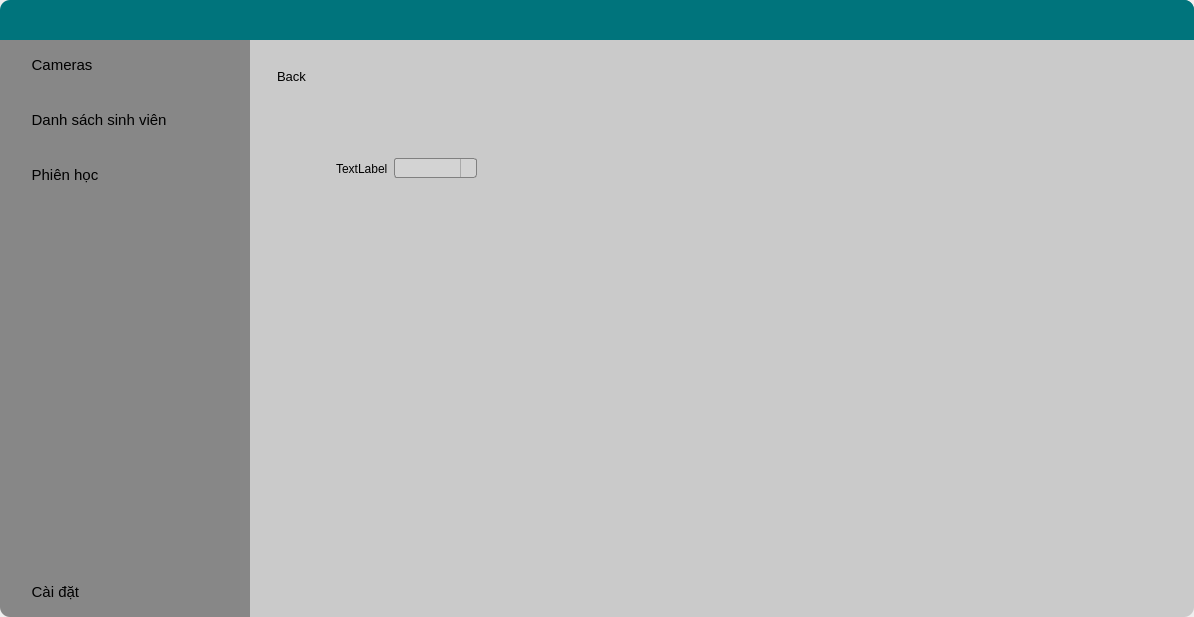
First picture: the form in Server/View/server_gui.ui, repository NegiKirin/PBL4-23-24, before the edit.
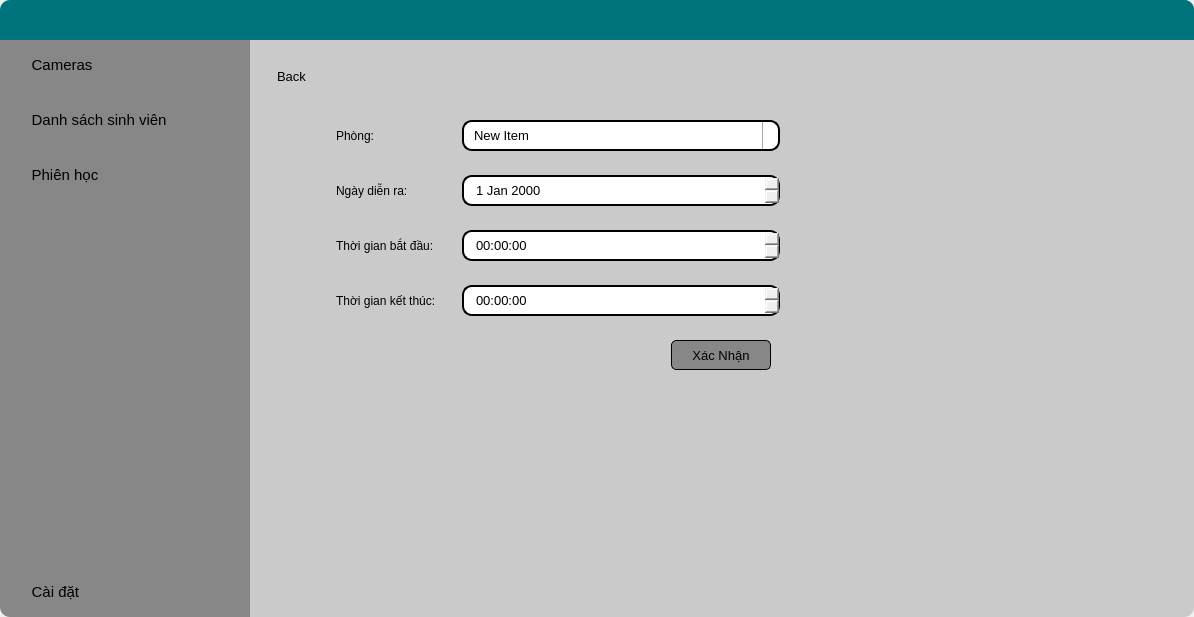
Second picture: the form after the edit. The open tabs and pages were chosen to show the change. Icons and pictures are not drawn.

```diff
--- a/Server/View/server_gui.ui
+++ b/Server/View/server_gui.ui
@@ -3197,7 +3197,7 @@
                        <enum>Qt::Horizontal</enum>
                       </property>
                       <property name="sizeType">
-                       <enum>QSizePolicy::Maximum</enum>
+                       <enum>QSizePolicy::Fixed</enum>
                       </property>
                       <property name="sizeHint" stdset="0">
                        <size>
@@ -3209,61 +3209,82 @@
                     </item>
                     <item>
                      <widget class="QLabel" name="label_36">
+                      <property name="sizePolicy">
+                       <sizepolicy hsizetype="Fixed" vsizetype="Preferred">
+                        <horstretch>0</horstretch>
+                        <verstretch>0</verstretch>
+                       </sizepolicy>
+                      </property>
+                      <property name="minimumSize">
+                       <size>
+                        <width>120</width>
+                        <height>0</height>
+                       </size>
+                      </property>
                       <property name="text">
-                       <string>TextLabel</string>
+                       <string>Phòng:</string>
                       </property>
                      </widget>
                     </item>
                     <item>
-                     <widget class="QComboBox" name="comboBox">
+                     <widget class="QComboBox" name="select_room">
+                      <property name="sizePolicy">
+                       <sizepolicy hsizetype="Minimum" vsizetype="Fixed">
+                        <horstretch>0</horstretch>
+                        <verstretch>0</verstretch>
+                       </sizepolicy>
+                      </property>
+                      <property name="minimumSize">
+                       <size>
+                        <width>300</width>
+                        <height>0</height>
+                       </size>
+                      </property>
+                      <property name="font">
+                       <font>
+                        <pointsize>10</pointsize>
+                       </font>
+                      </property>
                       <property name="styleSheet">
-                       <string notr="true">QComboBox {
-    border: 1px solid gray;
-    border-radius: 3px;
-    padding: 1px 18px 1px 3px;
-    min-width: 6em;
+                       <string notr="true">
+QComboBox{
+border-style: solid;
+border-width: 2px;
+border-radius: 10px;
+padding-left: 10px;
+padding-right: 10px;
+padding-top: 5px;
+padding-bottom: 5px;
 }
 
-QComboBox:editable {
-    background: white;
-}
-
-QComboBox:!editable, QComboBox::drop-down:editable {
-     background: lightgray;
-}
-
-/* QComboBox getting the focus, using a different border color */
-
-QComboBox:focus {
-    border: 2px solid blue;
-}
-
-/* Style the drop-down button */
-
 QComboBox::drop-down {
     subcontrol-origin: padding;
     subcontrol-position: top right;
     width: 15px;
     border-left-width: 1px;
     border-left-color: darkgray;
-    border-left-style: solid; /* just a single line */
-    border-top-right-radius: 3px; /* same radius as the QComboBox */
+    border-left-style: solid; 
+    border-top-right-radius: 3px; 
     border-bottom-right-radius: 3px;
 }
 
-/* Style the items in the drop-down */
+QComboBox::down-arrow {
+	image: url(:/icons/images/icons/icons8-down-48.png);
+    width: 15px;
 
-QComboBox QAbstractItemView {
-    border: 2px solid darkgray;
-    selection-background-color: rgb(255, 255, 255);
 }
-
-/* style when ComboBox is disabled */
-
-QComboBox:disabled {
-    background-color: rgb(255, 255, 255);
-}</string>
+</string>
                       </property>
+                      <item>
+                       <property name="text">
+                        <string>New Item</string>
+                       </property>
+                      </item>
+                      <item>
+                       <property name="text">
+                        <string>New Item</string>
+                       </property>
+                      </item>
                      </widget>
                     </item>
                     <item>
@@ -3271,9 +3292,12 @@
                       <property name="orientation">
                        <enum>Qt::Horizontal</enum>
                       </property>
+                      <property name="sizeType">
+                       <enum>QSizePolicy::Maximum</enum>
+                      </property>
                       <property name="sizeHint" stdset="0">
                        <size>
-                        <width>604</width>
+                        <width>376</width>
                         <height>20</height>
                        </size>
                       </property>
@@ -3283,13 +3307,365 @@
                   </widget>
                  </item>
                  <item>
-                  <widget class="QWidget" name="widget_35" native="true"/>
+                  <widget class="QWidget" name="widget_35" native="true">
+                   <layout class="QHBoxLayout" name="horizontalLayout_34">
+                    <item>
+                     <spacer name="horizontalSpacer_20">
+                      <property name="orientation">
+                       <enum>Qt::Horizontal</enum>
+                      </property>
+                      <property name="sizeType">
+                       <enum>QSizePolicy::Fixed</enum>
+                      </property>
+                      <property name="sizeHint" stdset="0">
+                       <size>
+                        <width>50</width>
+                        <height>20</height>
+                       </size>
+                      </property>
+                     </spacer>
+                    </item>
+                    <item>
+                     <widget class="QLabel" name="label_38">
+                      <property name="sizePolicy">
+                       <sizepolicy hsizetype="Fixed" vsizetype="Preferred">
+                        <horstretch>0</horstretch>
+                        <verstretch>0</verstretch>
+                       </sizepolicy>
+                      </property>
+                      <property name="minimumSize">
+                       <size>
+                        <width>120</width>
+                        <height>0</height>
+                       </size>
+                      </property>
+                      <property name="text">
+                       <string>Ngày diễn ra:</string>
+                      </property>
+                     </widget>
+                    </item>
+                    <item>
+                     <widget class="QDateEdit" name="ip_day_session">
+                      <property name="minimumSize">
+                       <size>
+                        <width>300</width>
+                        <height>0</height>
+                       </size>
+                      </property>
+                      <property name="font">
+                       <font>
+                        <pointsize>10</pointsize>
+                       </font>
+                      </property>
+                      <property name="styleSheet">
+                       <string notr="true">QDateEdit{
+border-style: solid;
+border-width: 2px;
+border-radius: 10px;
+padding-left: 10px;
+padding-right: 10px;
+padding-top: 5px;
+padding-bottom: 5px;
+}
+
+QDateEdit::down-button {
+    subcontrol-origin: border;
+    subcontrol-position: right bottom;
+    width: 16px;
+	image: url(:/icons/images/icons/icons8-down-48.png);
+	padding-right: 5px;
+}
+
+QDateEdit::up-button {
+    subcontrol-origin: border;
+    subcontrol-position: right top;
+    width: 16px;
+	image: url(:/icons/images/icons/icons8-up-48.png);
+	padding-right: 5px;
+}
+
+QDateEdit::drop-down {
+    subcontrol-origin: padding;
+    subcontrol-position: top right;
+    width: 15px;
+    border-left-width: 1px;
+    border-left-color: darkgray;
+    border-left-style: solid;
+    border-top-right-radius: 3px;
+    border-bottom-right-radius: 3px;
+    background: white;
+}</string>
+                      </property>
+                     </widget>
+                    </item>
+                    <item>
+                     <spacer name="horizontalSpacer_21">
+                      <property name="orientation">
+                       <enum>Qt::Horizontal</enum>
+                      </property>
+                      <property name="sizeType">
+                       <enum>QSizePolicy::Maximum</enum>
+                      </property>
+                      <property name="sizeHint" stdset="0">
+                       <size>
+                        <width>376</width>
+                        <height>20</height>
+                       </size>
+                      </property>
+                     </spacer>
+                    </item>
+                   </layout>
+                  </widget>
                  </item>
                  <item>
-                  <widget class="QWidget" name="widget_36" native="true"/>
+                  <widget class="QWidget" name="widget_36" native="true">
+                   <layout class="QHBoxLayout" name="horizontalLayout_36">
+                    <item>
+                     <spacer name="horizontalSpacer_22">
+                      <property name="orientation">
+                       <enum>Qt::Horizontal</enum>
+                      </property>
+                      <property name="sizeType">
+                       <enum>QSizePolicy::Fixed</enum>
+                      </property>
+                      <property name="sizeHint" stdset="0">
+                       <size>
+                        <width>50</width>
+                        <height>20</height>
+                       </size>
+                      </property>
+                     </spacer>
+                    </item>
+                    <item>
+                     <widget class="QLabel" name="label_39">
+                      <property name="sizePolicy">
+                       <sizepolicy hsizetype="Fixed" vsizetype="Preferred">
+                        <horstretch>0</horstretch>
+                        <verstretch>0</verstretch>
+                       </sizepolicy>
+                      </property>
+                      <property name="minimumSize">
+                       <size>
+                        <width>120</width>
+                        <height>0</height>
+                       </size>
+                      </property>
+                      <property name="text">
+                       <string>Thời gian bắt đầu:</string>
+                      </property>
+                     </widget>
+                    </item>
+                    <item>
+                     <widget class="QTimeEdit" name="ip_start_time_session">
+                      <property name="minimumSize">
+                       <size>
+                        <width>300</width>
+                        <height>0</height>
+                       </size>
+                      </property>
+                      <property name="font">
+                       <font>
+                        <pointsize>10</pointsize>
+                       </font>
+                      </property>
+                      <property name="styleSheet">
+                       <string notr="true">QTimeEdit{
+border-style: solid;
+border-width: 2px;
+border-radius: 10px;
+padding-left: 10px;
+padding-right: 10px;
+padding-top: 5px;
+padding-bottom: 5px;
+}
+QTimeEdit::down-button {
+    subcontrol-origin: border;
+    subcontrol-position: right bottom;
+    width: 16px;
+	image: url(:/icons/images/icons/icons8-down-48.png);
+	padding-right: 5px;
+}
+
+QTimeEdit::up-button {
+    subcontrol-origin: border;
+    subcontrol-position: right top;
+    width: 16px;
+	image: url(:/icons/images/icons/icons8-up-48.png);
+	padding-right: 5px;
+}</string>
+                      </property>
+                     </widget>
+                    </item>
+                    <item>
+                     <spacer name="horizontalSpacer_23">
+                      <property name="orientation">
+                       <enum>Qt::Horizontal</enum>
+                      </property>
+                      <property name="sizeType">
+                       <enum>QSizePolicy::Maximum</enum>
+                      </property>
+                      <property name="sizeHint" stdset="0">
+                       <size>
+                        <width>376</width>
+                        <height>20</height>
+                       </size>
+                      </property>
+                     </spacer>
+                    </item>
+                   </layout>
+                  </widget>
                  </item>
                  <item>
-                  <widget class="QWidget" name="widget_37" native="true"/>
+                  <widget class="QWidget" name="widget_37" native="true">
+                   <layout class="QHBoxLayout" name="horizontalLayout_35">
+                    <item>
+                     <spacer name="horizontalSpacer_24">
+                      <property name="orientation">
+                       <enum>Qt::Horizontal</enum>
+                      </property>
+                      <property name="sizeType">
+                       <enum>QSizePolicy::Fixed</enum>
+                      </property>
+                      <property name="sizeHint" stdset="0">
+                       <size>
+                        <width>50</width>
+                        <height>20</height>
+                       </size>
+                      </property>
+                     </spacer>
+                    </item>
+                    <item>
+                     <widget class="QLabel" name="label_40">
+                      <property name="sizePolicy">
+                       <sizepolicy hsizetype="Fixed" vsizetype="Preferred">
+                        <horstretch>0</horstretch>
+                        <verstretch>0</verstretch>
+                       </sizepolicy>
+                      </property>
+                      <property name="minimumSize">
+                       <size>
+                        <width>120</width>
+                        <height>0</height>
+                       </size>
+                      </property>
+                      <property name="text">
+                       <string>Thời gian kết thúc:</string>
+                      </property>
+                     </widget>
+                    </item>
+                    <item>
+                     <widget class="QTimeEdit" name="ip_end_time_session">
+                      <property name="minimumSize">
+                       <size>
+                        <width>300</width>
+                        <height>0</height>
+                       </size>
+                      </property>
+                      <property name="font">
+                       <font>
+                        <pointsize>10</pointsize>
+                       </font>
+                      </property>
+                      <property name="styleSheet">
+                       <string notr="true">QTimeEdit{
+border-style: solid;
+border-width: 2px;
+border-radius: 10px;
+padding-left: 10px;
+padding-right: 10px;
+padding-top: 5px;
+padding-bottom: 5px;
+}
+QTimeEdit::down-button {
+    subcontrol-origin: border;
+    subcontrol-position: right bottom;
+    width: 16px;
+	image: url(:/icons/images/icons/icons8-down-48.png);
+	padding-right: 5px;
+}
+
+QTimeEdit::up-button {
+    subcontrol-origin: border;
+    subcontrol-position: right top;
+    width: 16px;
+	image: url(:/icons/images/icons/icons8-up-48.png);
+	padding-right: 5px;
+}</string>
+                      </property>
+                     </widget>
+                    </item>
+                    <item>
+                     <spacer name="horizontalSpacer_25">
+                      <property name="orientation">
+                       <enum>Qt::Horizontal</enum>
+                      </property>
+                      <property name="sizeType">
+                       <enum>QSizePolicy::Maximum</enum>
+                      </property>
+                      <property name="sizeHint" stdset="0">
+                       <size>
+                        <width>376</width>
+                        <height>20</height>
+                       </size>
+                      </property>
+                     </spacer>
+                    </item>
+                   </layout>
+                  </widget>
+                 </item>
+                 <item>
+                  <widget class="QWidget" name="widget_38" native="true">
+                   <layout class="QHBoxLayout" name="horizontalLayout_37">
+                    <item>
+                     <widget class="QPushButton" name="btn_config_add_session">
+                      <property name="sizePolicy">
+                       <sizepolicy hsizetype="Fixed" vsizetype="Fixed">
+                        <horstretch>0</horstretch>
+                        <verstretch>0</verstretch>
+                       </sizepolicy>
+                      </property>
+                      <property name="minimumSize">
+                       <size>
+                        <width>100</width>
+                        <height>30</height>
+                       </size>
+                      </property>
+                      <property name="font">
+                       <font>
+                        <pointsize>10</pointsize>
+                       </font>
+                      </property>
+                      <property name="cursor">
+                       <cursorShape>PointingHandCursor</cursorShape>
+                      </property>
+                      <property name="styleSheet">
+                       <string notr="true">QPushButton{
+  background-color: #878787;
+  border-style: solid;
+  border-width: 1px;
+border-radius: 5px;
+}</string>
+                      </property>
+                      <property name="text">
+                       <string>Xác Nhận</string>
+                      </property>
+                     </widget>
+                    </item>
+                   </layout>
+                  </widget>
+                 </item>
+                 <item>
+                  <spacer name="verticalSpacer_6">
+                   <property name="orientation">
+                    <enum>Qt::Vertical</enum>
+                   </property>
+                   <property name="sizeHint" stdset="0">
+                    <size>
+                     <width>20</width>
+                     <height>40</height>
+                    </size>
+                   </property>
+                  </spacer>
                  </item>
                 </layout>
                </widget>
```
Left out of the diff: 37 changed lines with no effect on the pictures.
